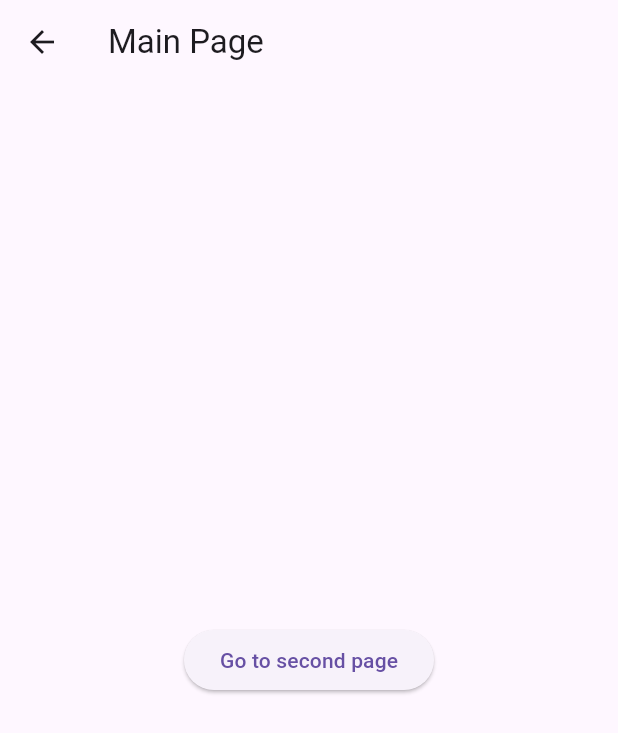
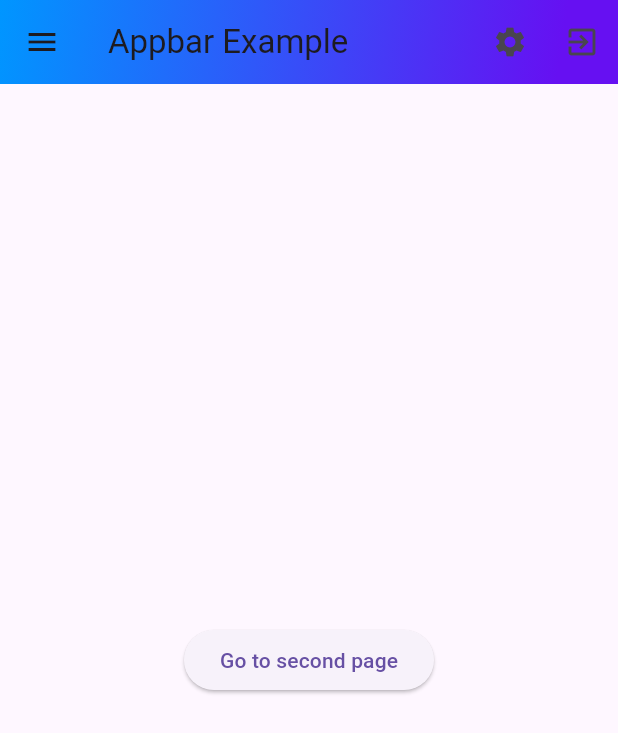
Before and after one commit to MFaqihRidho/learn-flutter, a Flutter app: the MainPage screen opened directly, on a phone screen of 412 x 824 dp. Shown: the top 733 px of the screen. Run offline on Flutter 3.47's test engine with Material 3 defaults, Android fonts, the light colour scheme and no system bars.

Commit message:
✨ gradient appbar

```diff
--- a/lib/main_page.dart
+++ b/lib/main_page.dart
@@ -1,4 +1,5 @@
 import 'package:flutter/material.dart';
+import 'package:quran_app/login_page.dart';
 import 'package:quran_app/second_page.dart';
 
 class MainPage extends StatelessWidget {
@@ -8,7 +9,28 @@ class MainPage extends StatelessWidget {
   Widget build(BuildContext context) {
     return Scaffold(
       appBar: AppBar(
-        title: Text('Main Page'),
+        leading: Icon(Icons.menu),
+        title: Text('Appbar Example'),
+        actions: [
+          IconButton(onPressed: () {}, icon: Icon(Icons.settings)),
+          IconButton(
+              onPressed: () {
+                Navigator.pushReplacement(context,
+                    MaterialPageRoute(builder: (context) {
+                  return const LoginPage();
+                }));
+              },
+              icon: Icon(Icons.exit_to_app))
+        ],
+        flexibleSpace: Container(
+          decoration: const BoxDecoration(
+            gradient: LinearGradient(
+              colors: [Color(0xff0096ff), Color(0xff6610f2)],
+              begin: Alignment.topLeft,
+              end: Alignment(0.8, 1),
+            ),
+          ),
+        ),
       ),
       body: Center(
           child: ElevatedButton(
--- a/pubspec.yaml
+++ b/pubspec.yaml
@@ -59,8 +59,9 @@ flutter:
   uses-material-design: true
 
   # To add assets to your application, add an assets section, like this:
-  # assets:
-  #   - images/a_dot_burr.jpeg
+  assets:
+    - assets/pattern.png
+    - assets/pattern2.jpg
   #   - images/a_dot_ham.jpeg
 
   # An image asset can refer to one or more resolution-specific "variants", see
```
Also changed, not shown: assets/pattern.png (added), assets/pattern2.jpg (added).
